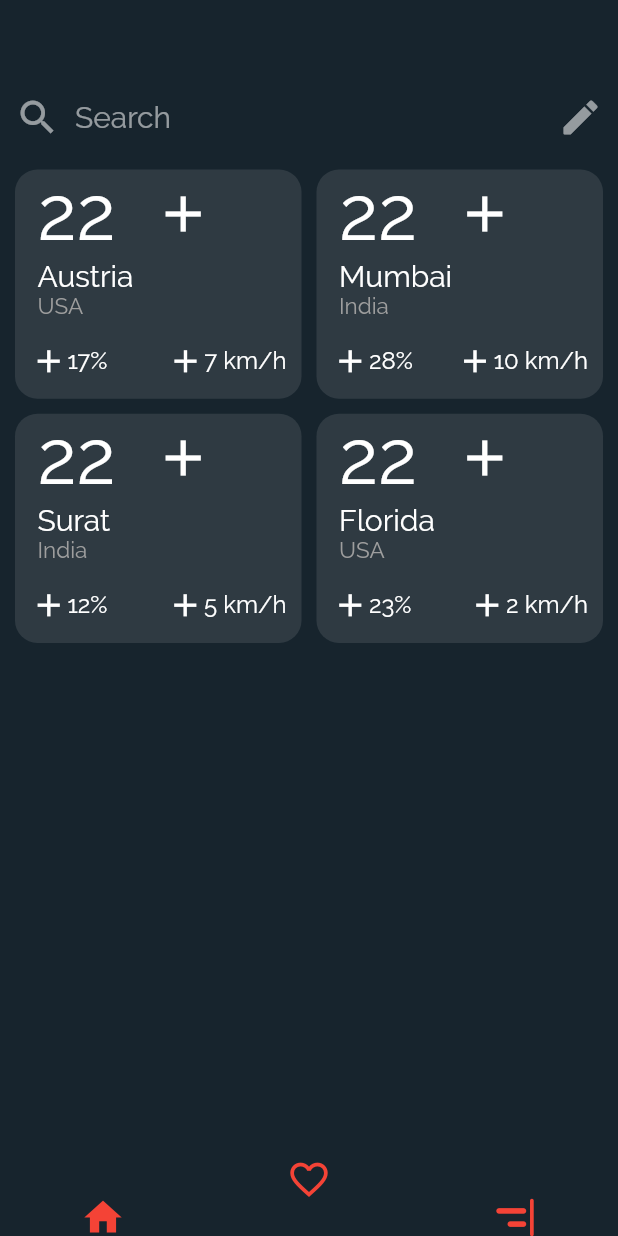
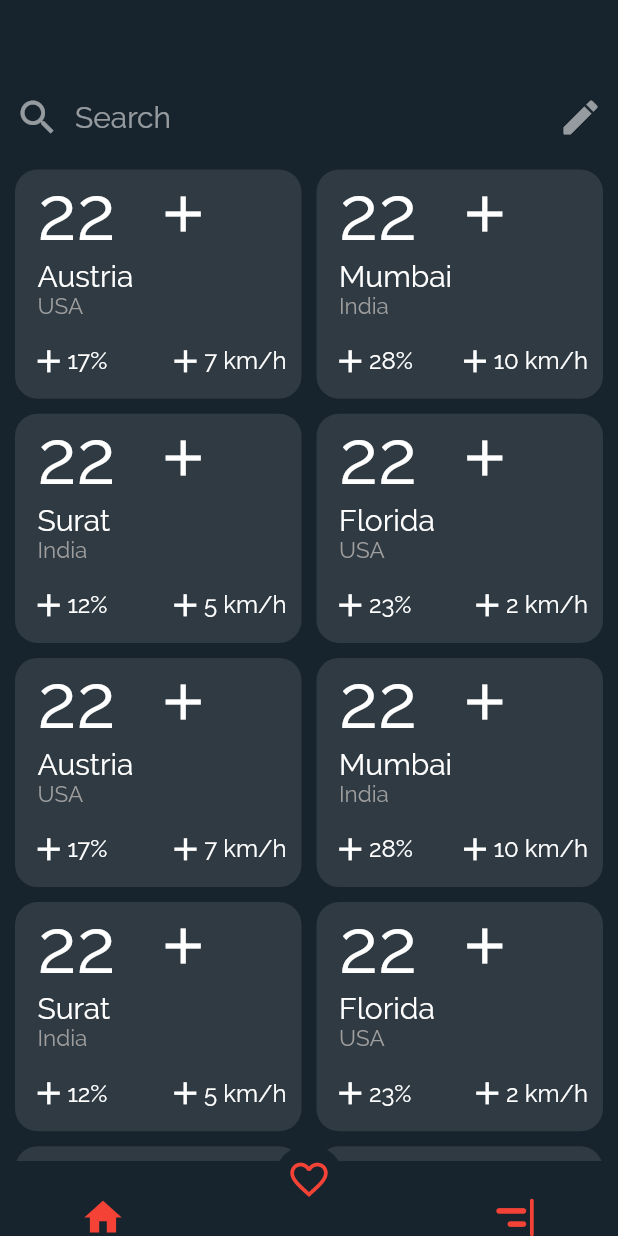
Before and after one commit to gandhisamay/weather-app, a Flutter app: the screen it shows after launch, item 2 of the bottom bar chosen, on a phone screen of 412 x 824 dp. Run offline on Flutter 3.47's test engine with Material 2 defaults, Android fonts, the phone set to English and light mode, and no system bars; drawn by our look-alikes of curved_navigation_bar; our stand-ins replace location.

Commit message:
pulled updates from harsh

```diff
--- a/lib/main.dart
+++ b/lib/main.dart
@@ -15,33 +15,22 @@ class _MyAppState extends State<MyApp> {
   Widget build(BuildContext context) {
     return MultiProvider(
       providers: [
-        ChangeNotifierProvider(create: (ctx)=>Location(),)
+        ChangeNotifierProvider(
+          create: (ctx) => Location(),
+        )
       ],
       child: MaterialApp(
         title: 'Weather App',
         theme: ThemeData(
-          // primarySwatch: Colors.blue,
-          // accentColor: Colors.black,
-          // primaryColor: Colors.black,
-          // canvasColor: Color.fromRGBO(255, 254, 229, 1),
             primaryColor: Colors.red, //Color(0xFF17242D),
             accentColor: Color(0xFF17242D),
             fontFamily: 'Raleway',
-          textTheme: ThemeData.light().textTheme.copyWith(
-                // bodyText2: TextStyle(
-                //   color: Colors.white,
-                // ),
-                // bodyText1: TextStyle(
-                //   color: Colors.white,
-                // ),
-                headline6:
-                    TextStyle(fontSize: 24, fontFamily: 'RobotoCondensed'),
-              ),
             scaffoldBackgroundColor: Color(0xFF17242D),
             appBarTheme: AppBarTheme(
               backgroundColor: Colors.red,
             )),
         home: TabsScreen(),
+      ),
     );
   }
 }
--- a/lib/providers/favourites_city_provider.dart
+++ b/lib/providers/favourites_city_provider.dart
@@ -18,6 +18,90 @@ class FavouriteCity {
 
 class FavouriteCityProvider with ChangeNotifier {
   List<FavouriteCity> _favourites = [
+    FavouriteCity(
+      temp: 22,
+      city: "Austria",
+      country: "USA",
+      humidity: 17,
+      windSpeed: 7,
+    ),
+    FavouriteCity(
+      temp: 22,
+      city: "Mumbai",
+      country: "India",
+      humidity: 28,
+      windSpeed: 10,
+    ),
+    FavouriteCity(
+      temp: 22,
+      city: "Surat",
+      country: "India",
+      humidity: 12,
+      windSpeed: 5,
+    ),
+    FavouriteCity(
+      temp: 22,
+      city: "Florida",
+      country: "USA",
+      humidity: 23,
+      windSpeed: 2,
+    ),
+    FavouriteCity(
+      temp: 22,
+      city: "Austria",
+      country: "USA",
+      humidity: 17,
+      windSpeed: 7,
+    ),
+    FavouriteCity(
+      temp: 22,
+      city: "Mumbai",
+      country: "India",
+      humidity: 28,
+      windSpeed: 10,
+    ),
+    FavouriteCity(
+      temp: 22,
+      city: "Surat",
+      country: "India",
+      humidity: 12,
+      windSpeed: 5,
+    ),
+    FavouriteCity(
+      temp: 22,
+      city: "Florida",
+      country: "USA",
+      humidity: 23,
+      windSpeed: 2,
+    ),
+    FavouriteCity(
+      temp: 22,
+      city: "Austria",
+      country: "USA",
+      humidity: 17,
+      windSpeed: 7,
+    ),
+    FavouriteCity(
+      temp: 22,
+      city: "Mumbai",
+      country: "India",
+      humidity: 28,
+      windSpeed: 10,
+    ),
+    FavouriteCity(
+      temp: 22,
+      city: "Surat",
+      country: "India",
+      humidity: 12,
+      windSpeed: 5,
+    ),
+    FavouriteCity(
+      temp: 22,
+      city: "Florida",
+      country: "USA",
+      humidity: 23,
+      windSpeed: 2,
+    ),
     FavouriteCity(
       temp: 22,
       city: "Austria",
--- a/lib/providers/location.dart
+++ b/lib/providers/location.dart
@@ -1,10 +1,7 @@
 import 'package:flutter/material.dart';
-import 'package:geocoder/geocoder.dart';
-// import 'package:geocoding/geocoding.dart';
 import 'package:location/location.dart' as loc;
 import 'package:http/http.dart' as http;
 import 'dart:convert';
-import 'package:intl/intl.dart';
 
 class Location with ChangeNotifier {
   int _temperature;
--- a/lib/screens/search_location_screen.dart
+++ b/lib/screens/search_location_screen.dart
@@ -40,7 +40,9 @@ class SearchLocationScreen extends StatelessWidget {
                   Expanded(
                     child: TextField(
                       controller: inputLocationController,
-                      onSubmitted: (_) {},
+                      onSubmitted: (_) {
+
+                      },
                       style: TextStyle(
                         fontSize: 20,
                         color: Colors.white,
--- a/lib/screens/tabs_screen.dart
+++ b/lib/screens/tabs_screen.dart
@@ -21,7 +21,7 @@ class _TabsScreenState extends State<TabsScreen> {
     WeatherOverviewScreen()
   ];
 
-  var _page = 2; //shows current page number
+  var _page = 0; //shows current page number
 
   @override
   Widget build(BuildContext context) {
--- a/lib/screens/weather_overview.dart
+++ b/lib/screens/weather_overview.dart
@@ -82,7 +82,8 @@ class _WeatherOverviewScreenState extends State<WeatherOverviewScreen> {
 
     return SafeArea(
       child: Scaffold(
-        body: _isLoading? LoadingScreenOverview():Column(
+        body: SingleChildScrollView(
+          child: _isLoading? LoadingScreenOverview():Column(
             children: [
               Container(
                 margin: EdgeInsets.symmetric(vertical: 15),
@@ -136,6 +137,7 @@ class _WeatherOverviewScreenState extends State<WeatherOverviewScreen> {
             ],
           ),
         ),
+      ),
     );
   }
 }
--- a/pubspec.yaml
+++ b/pubspec.yaml
@@ -23,8 +23,6 @@ dependencies:
   http: ^0.13.3
   flutter_icons: ^1.1.0
   location: ^4.2.0
-  geocoder: ^0.2.1
-  geolocator: ^5.3.0
   provider: ^5.0.0
   intl: ^0.15.8
 
```
Also changed, not shown: pubspec.lock. Lines whose indentation alone changed are shown as unchanged.
